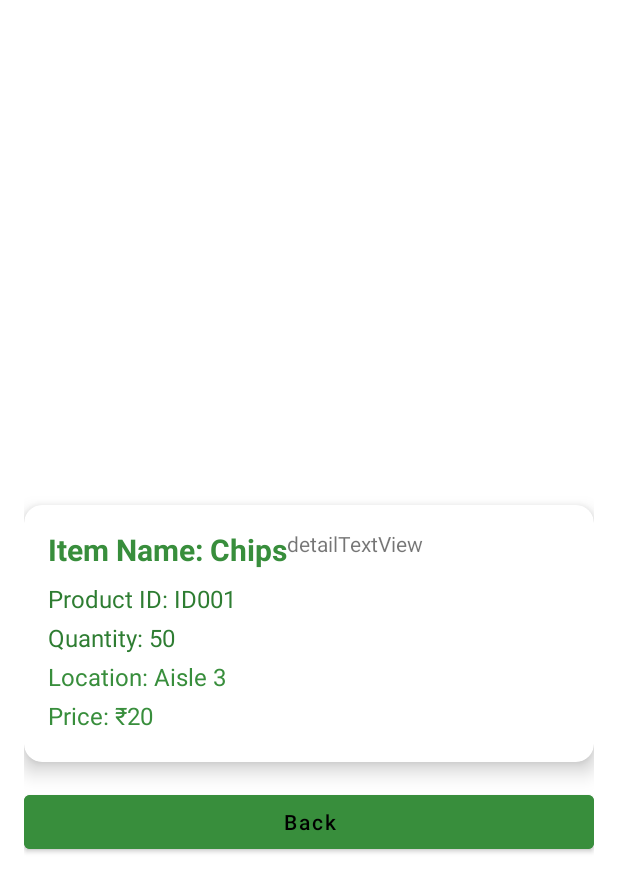
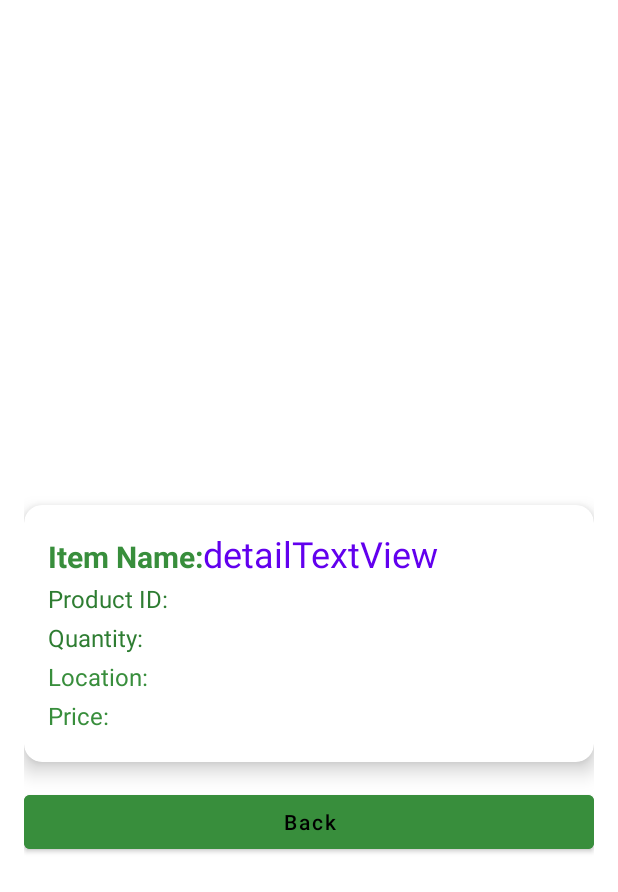
Before and after one commit to Gaurav-banwal/inventory_system, an Android app: the layout activity_details.xml on its own in the app's theme, with its tools: preview values and no code run, on a phone screen of 412 x 824 dp. Shown: the top 892 px of the screen. Run offline under Robolectric (Android 15) with nearby library versions, the phone set to English and light mode, and no system bars.

Commit message:
details update

```diff
--- a/app/src/main/AndroidManifest.xml
+++ b/app/src/main/AndroidManifest.xml
@@ -35,7 +35,8 @@
             android:name=".Login"
             android:exported="false" />
         <activity
-            android:name=".details"
+
+         android:name=".Details"
             android:exported="false" />
         <activity
             android:name=".SettingsActivity"
--- a/app/src/main/res/layout/activity_details.xml
+++ b/app/src/main/res/layout/activity_details.xml
@@ -49,7 +49,7 @@
                     android:layout_width="wrap_content"
                     android:layout_height="wrap_content"
                     android:layout_marginBottom="8dp"
-                    android:text="Item Name: Chips"
+                    android:text="Item Name:"
                     android:textColor="#388E3C"
                     android:textSize="20sp"
                     android:textStyle="bold" />
@@ -59,7 +59,9 @@
                     android:layout_width="match_parent"
                     android:layout_height="match_parent"
                     android:layout_weight="1"
-                    android:text="detailTextView" />
+                    android:text="detailTextView"
+                    android:textColor="@color/purple_500"
+                    android:textSize="24sp" />
             </LinearLayout>
 
             <TextView
@@ -67,7 +69,7 @@
                 android:layout_width="wrap_content"
                 android:layout_height="wrap_content"
                 android:layout_marginBottom="4dp"
-                android:text="Product ID: ID001"
+                android:text="Product ID: "
                 android:textColor="#2E7D32"
                 android:textSize="16sp" />
 
@@ -76,7 +78,7 @@
                 android:layout_width="wrap_content"
                 android:layout_height="wrap_content"
                 android:layout_marginBottom="4dp"
-                android:text="Quantity: 50"
+                android:text="Quantity: "
                 android:textColor="#2E7D32"
                 android:textSize="16sp" />
 
@@ -85,7 +87,7 @@
                 android:layout_width="wrap_content"
                 android:layout_height="wrap_content"
                 android:layout_marginBottom="4dp"
-                android:text="Location: Aisle 3"
+                android:text="Location: "
                 android:textColor="#388E3C"
                 android:textSize="16sp" />
 
@@ -94,7 +96,7 @@
                 android:layout_width="wrap_content"
                 android:layout_height="wrap_content"
                 android:layout_marginBottom="4dp"
-                android:text="Price: ₹20"
+                android:text="Price: "
                 android:textColor="#388E3C"
                 android:textSize="16sp" />
         </LinearLayout>
```
